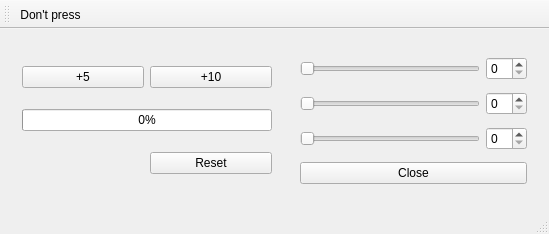
Above: ex4/ex4.ui from dr-c/qt_introduction before the change. Below: the same form after it.
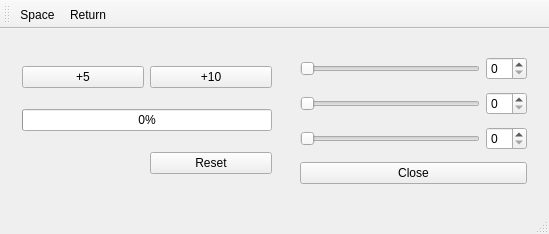
That is the form after the change.

Commit message: Added on_actionReturn_triggered() slot.

```diff
--- a/ex4/ex4.ui
+++ b/ex4/ex4.ui
@@ -132,17 +132,29 @@
    <attribute name="toolBarBreak">
     <bool>false</bool>
    </attribute>
-   <addaction name="actionDon_t_press"/>
+   <addaction name="actionSpace"/>
+   <addaction name="actionReturn"/>
   </widget>
   <widget class="QStatusBar" name="statusBar"/>
-  <action name="actionDon_t_press">
+  <action name="actionSpace">
    <property name="text">
-    <string>Don't press</string>
+    <string>Space</string>
    </property>
    <property name="shortcut">
     <string>Space</string>
    </property>
   </action>
+  <action name="actionReturn">
+   <property name="text">
+    <string>Return</string>
+   </property>
+   <property name="toolTip">
+    <string>Press return button.</string>
+   </property>
+   <property name="shortcut">
+    <string>Return</string>
+   </property>
+  </action>
  </widget>
  <layoutdefault spacing="6" margin="11"/>
  <resources>
```
The commit also changes 2 other files.
